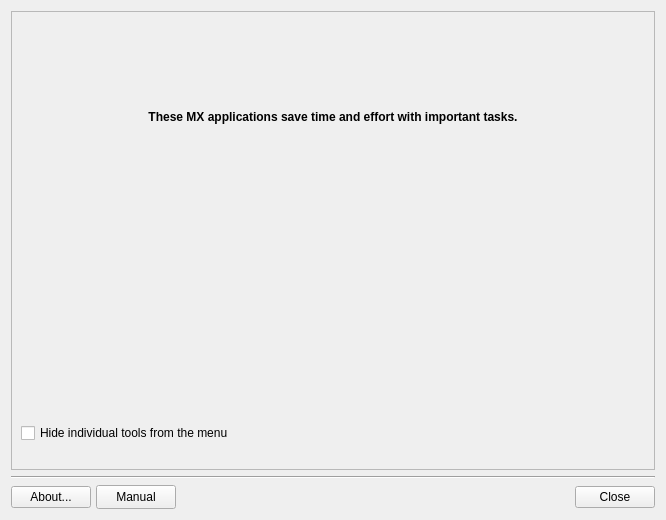
AdrianTM/mx-tools, file mxtools.ui: the form before one commit.
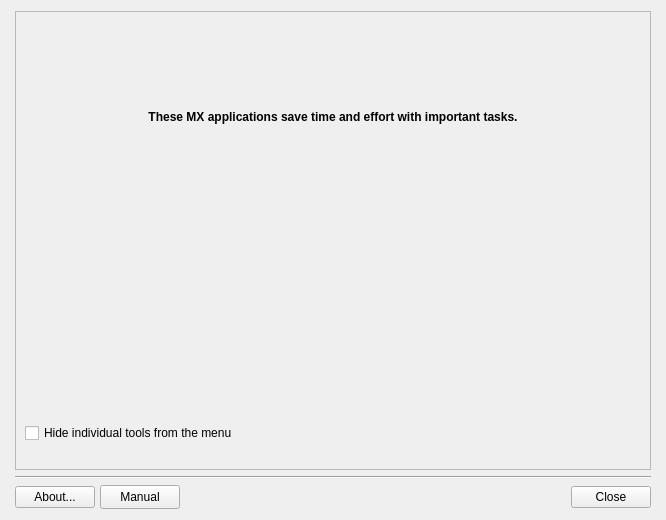
The form after the commit. Icons and pictures are not drawn.

What changed in the file:
```diff
--- a/mxtools.ui
+++ b/mxtools.ui
@@ -13,7 +13,16 @@
   <property name="windowTitle">
    <string>MX Tools</string>
   </property>
-  <layout class="QGridLayout" name="gridLayout">
+  <layout class="QGridLayout" name="gridLayout" rowstretch="0,0,0,0" rowminimumheight="0,0,0,0">
+   <property name="sizeConstraint">
+    <enum>QLayout::SetDefaultConstraint</enum>
+   </property>
+   <property name="leftMargin">
+    <number>15</number>
+   </property>
+   <property name="rightMargin">
+    <number>15</number>
+   </property>
    <item row="2" column="0">
     <widget class="Line" name="line">
      <property name="orientation">
```
